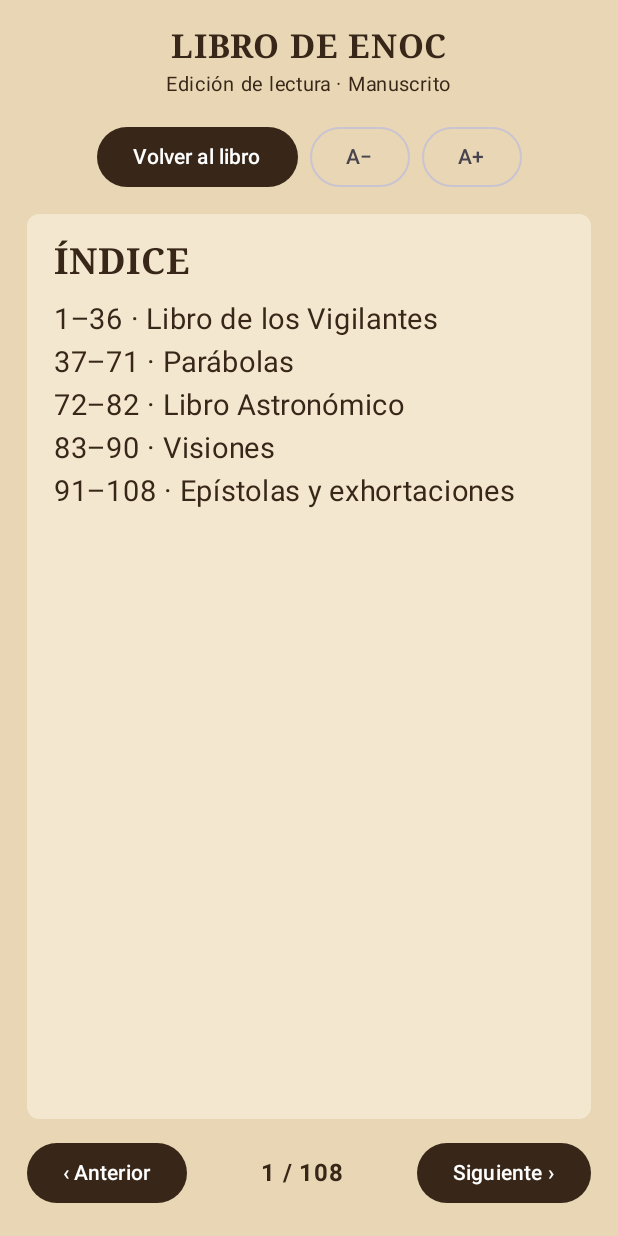
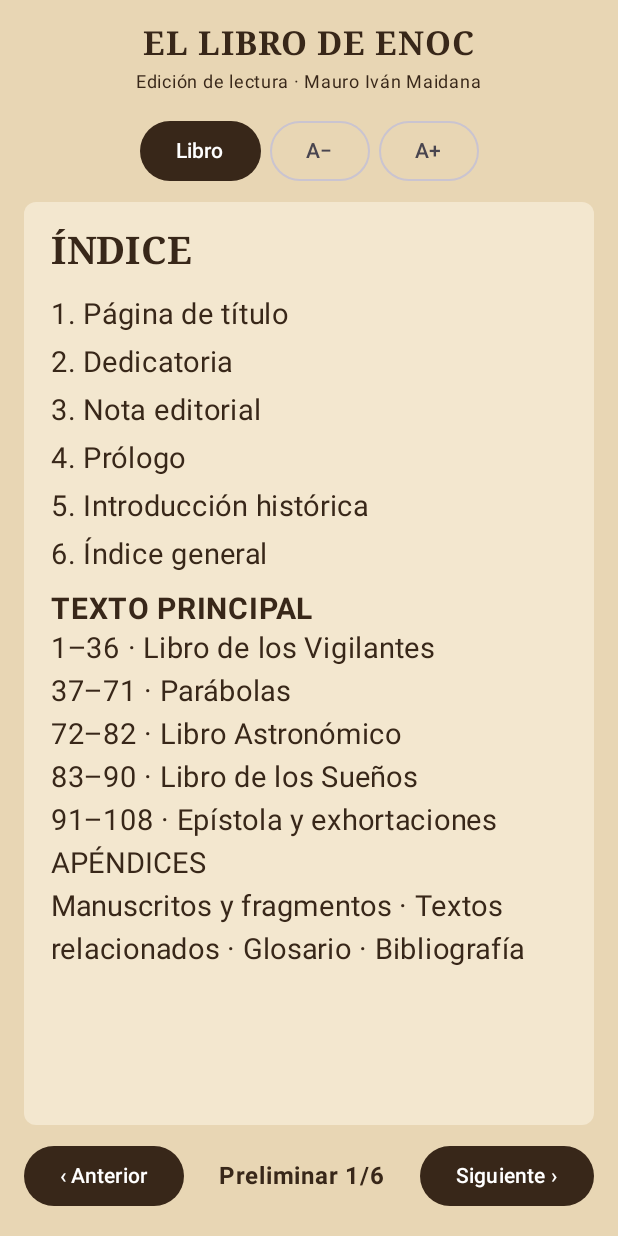
Before and after one commit to mimtrix2236-png/El-libro-de-enoc, an Android app built with Jetpack Compose: the screen it shows after launch (MainActivity), after a tap on "Índice", on a phone screen of 412 x 824 dp. Run offline under Robolectric (Android 15) with nearby library versions, the phone set to English and light mode, and no system bars.

Commit message:
Add book-style front matter and editorial navigation

```diff
--- a/app/src/main/java/com/mimtrix/libroenoc/MainActivity.kt
+++ b/app/src/main/java/com/mimtrix/libroenoc/MainActivity.kt
@@ -5,7 +5,9 @@ import androidx.activity.ComponentActivity
 import androidx.activity.compose.setContent
 import androidx.compose.foundation.background
 import androidx.compose.foundation.layout.*
+import androidx.compose.foundation.rememberScrollState
 import androidx.compose.foundation.shape.RoundedCornerShape
+import androidx.compose.foundation.verticalScroll
 import androidx.compose.material3.*
 import androidx.compose.runtime.*
 import androidx.compose.ui.Alignment
@@ -17,7 +19,19 @@ import androidx.compose.ui.unit.dp
 import androidx.compose.ui.unit.sp
 
 private val parchment = Color(0xFFE8D6B4)
+private val paper = Color(0xFFF3E7CF)
 private val ink = Color(0xFF382719)
+
+private data class BookPage(val title: String, val body: String)
+
+private val frontMatter = listOf(
+    BookPage("Página de título", "EL LIBRO DE ENOC\n\nEdición de lectura\n\nMauro Iván Maidana\n\n18 de noviembre de 2026"),
+    BookPage("Dedicatoria", "Página de dedicatoria\n\nEste espacio queda reservado para una dedicatoria personal del autor."),
+    BookPage("Nota editorial", "Esta edición se preparará con atención a la historia de los manuscritos y a las diferencias entre versiones. Las traducciones, notas, fragmentos y reconstrucciones se identificarán por separado. No se presentará una reconstrucción como si fuera un pasaje conservado."),
+    BookPage("Prólogo", "El Libro de Enoc es una colección antigua de escritos apocalípticos vinculados a la figura de Enoc, personaje mencionado en la tradición bíblica. Esta edición busca acercar el texto al lector mediante una presentación clara, notas de contexto y referencias de fuentes.\n\nEl prólogo definitivo será revisado junto con la bibliografía y la edición textual elegida."),
+    BookPage("Introducción histórica", "La colección conocida como 1 Enoc reúne materiales de épocas y géneros diferentes. Los manuscritos arameos hallados entre los Rollos del Mar Muerto permiten estudiar testimonios antiguos de varias partes de la obra. La versión etíope conserva la colección completa de 108 capítulos.\n\nEn esta introducción se desarrollarán la historia de transmisión, las lenguas, los manuscritos y el contexto histórico, con referencias verificables."),
+    BookPage("Índice general", "I. Libro de los Vigilantes (capítulos 1–36)\nII. Parábolas (37–71)\nIII. Libro Astronómico (72–82)\nIV. Libro de los Sueños (83–90)\nV. Epístola de Enoc y exhortaciones (91–108)\n\nApéndices: manuscritos y fragmentos; textos relacionados; glosario; bibliografía.")
+)
 
 class MainActivity : ComponentActivity() {
     override fun onCreate(savedInstanceState: Bundle?) {
@@ -28,43 +42,54 @@ class MainActivity : ComponentActivity() {
 
 @Composable
 fun EnocReader() {
+    var page by remember { mutableIntStateOf(0) }
     var chapter by remember { mutableIntStateOf(1) }
     var fontSize by remember { mutableFloatStateOf(19f) }
-    var showIndex by remember { mutableStateOf(false) }
+    var indexMode by remember { mutableStateOf(false) }
+
     MaterialTheme {
         Surface(Modifier.fillMaxSize(), color = parchment, contentColor = ink) {
-            Column(Modifier.fillMaxSize().padding(18.dp), horizontalAlignment = Alignment.CenterHorizontally) {
-                Text("LIBRO DE ENOC", fontSize = 22.sp, fontWeight = FontWeight.Bold, fontFamily = FontFamily.Serif)
-                Text("Edición de lectura · Manuscrito", fontSize = 13.sp)
-                Spacer(Modifier.height(12.dp))
-                Row(horizontalArrangement = Arrangement.spacedBy(8.dp)) {
-                    Button(onClick = { showIndex = !showIndex }, colors = ButtonDefaults.buttonColors(containerColor = ink)) { Text(if (showIndex) "Volver al libro" else "Índice") }
+            Column(Modifier.fillMaxSize().padding(16.dp), horizontalAlignment = Alignment.CenterHorizontally) {
+                Text("EL LIBRO DE ENOC", fontSize = 22.sp, fontWeight = FontWeight.Bold, fontFamily = FontFamily.Serif)
+                Text("Edición de lectura · Mauro Iván Maidana", fontSize = 12.sp)
+                Spacer(Modifier.height(10.dp))
+                Row(horizontalArrangement = Arrangement.spacedBy(6.dp)) {
+                    Button(onClick = { indexMode = !indexMode }, colors = ButtonDefaults.buttonColors(containerColor = ink)) { Text(if (indexMode) "Libro" else "Índice") }
                     OutlinedButton(onClick = { fontSize = (fontSize - 1).coerceAtLeast(14f) }) { Text("A−") }
                     OutlinedButton(onClick = { fontSize = (fontSize + 1).coerceAtMost(30f) }) { Text("A+") }
                 }
-                Spacer(Modifier.height(14.dp))
-                Box(Modifier.weight(1f).fillMaxWidth().background(Color(0xFFF3E7CF), RoundedCornerShape(8.dp)).padding(18.dp)) {
-                    if (showIndex) {
-                        Column {
-                            Text("ÍNDICE", fontSize = 24.sp, fontWeight = FontWeight.Bold, fontFamily = FontFamily.Serif)
-                            Spacer(Modifier.height(10.dp))
-                            Text("1–36 · Libro de los Vigilantes\n37–71 · Parábolas\n72–82 · Libro Astronómico\n83–90 · Visiones\n91–108 · Epístolas y exhortaciones", fontSize = fontSize.sp, lineHeight = (fontSize * 1.5).sp)
-                        }
-                    } else {
-                        Column {
+                Spacer(Modifier.height(10.dp))
+                Box(Modifier.weight(1f).fillMaxWidth().background(paper, RoundedCornerShape(8.dp)).padding(18.dp)) {
+                    Column(Modifier.fillMaxSize().verticalScroll(rememberScrollState())) {
+                        if (indexMode) {
+                            Text("ÍNDICE", fontSize = 25.sp, fontWeight = FontWeight.Bold, fontFamily = FontFamily.Serif)
+                            Spacer(Modifier.height(12.dp))
+                            frontMatter.forEachIndexed { i, item ->
+                                Text("${i + 1}. ${item.title}", fontSize = fontSize.sp, modifier = Modifier.padding(vertical = 4.dp))
+                            }
+                            Spacer(Modifier.height(8.dp))
+                            Text("TEXTO PRINCIPAL", fontSize = 20.sp, fontWeight = FontWeight.Bold)
+                            Text("1–36 · Libro de los Vigilantes\n37–71 · Parábolas\n72–82 · Libro Astronómico\n83–90 · Libro de los Sueños\n91–108 · Epístola y exhortaciones", fontSize = fontSize.sp, lineHeight = (fontSize * 1.5).sp)
+                            Text("APÉNDICES\nManuscritos y fragmentos · Textos relacionados · Glosario · Bibliografía", fontSize = fontSize.sp, lineHeight = (fontSize * 1.5).sp)
+                        } else if (page < frontMatter.size) {
+                            val item = frontMatter[page]
+                            Text(item.title.uppercase(), fontSize = 23.sp, fontWeight = FontWeight.Bold, fontFamily = FontFamily.Serif)
+                            Spacer(Modifier.height(14.dp))
+                            Text(item.body, fontSize = fontSize.sp, lineHeight = (fontSize * 1.6).sp)
+                        } else {
                             Text("CAPÍTULO $chapter", fontSize = 23.sp, fontWeight = FontWeight.Bold, fontFamily = FontFamily.Serif)
                             Spacer(Modifier.height(12.dp))
-                            Text("Texto de edición en preparación", fontSize = fontSize.sp, lineHeight = (fontSize * 1.55).sp)
-                            Spacer(Modifier.height(8.dp))
-                            Text("Aquí se incorporará el texto de una edición verificable, con referencias de fuente y notas editoriales. Esta pantalla es un prototipo y todavía no contiene el texto completo.", fontSize = fontSize.sp, lineHeight = (fontSize * 1.55).sp)
+                            Text("Texto del capítulo pendiente de incorporar desde una edición y fuente verificadas.", fontSize = fontSize.sp, lineHeight = (fontSize * 1.6).sp)
+                            Spacer(Modifier.height(10.dp))
+                            Text("Esta pantalla es una maqueta: todavía no contiene el texto completo.", fontSize = (fontSize - 2).sp, lineHeight = (fontSize * 1.5).sp)
                         }
                     }
                 }
-                Spacer(Modifier.height(12.dp))
+                Spacer(Modifier.height(10.dp))
                 Row(Modifier.fillMaxWidth(), horizontalArrangement = Arrangement.SpaceBetween, verticalAlignment = Alignment.CenterVertically) {
-                    Button(onClick = { chapter = (chapter - 1).coerceAtLeast(1) }, colors = ButtonDefaults.buttonColors(containerColor = ink)) { Text("‹ Anterior") }
-                    Text("$chapter / 108", fontWeight = FontWeight.Bold)
-                    Button(onClick = { chapter = (chapter + 1).coerceAtMost(108) }, colors = ButtonDefaults.buttonColors(containerColor = ink)) { Text("Siguiente ›") }
+                    Button(onClick = { if (page > 0) page-- else chapter = (chapter - 1).coerceAtLeast(1) }, colors = ButtonDefaults.buttonColors(containerColor = ink)) { Text("‹ Anterior") }
+                    Text(if (page < frontMatter.size) "Preliminar ${page + 1}/${frontMatter.size}" else "Cap. $chapter / 108", fontWeight = FontWeight.Bold)
+                    Button(onClick = { if (page < frontMatter.size - 1) page++ else if (page < frontMatter.size) { page = frontMatter.size; chapter = 1 } else chapter = (chapter + 1).coerceAtMost(108) }, colors = ButtonDefaults.buttonColors(containerColor = ink)) { Text("Siguiente ›") }
                 }
             }
         }
```
